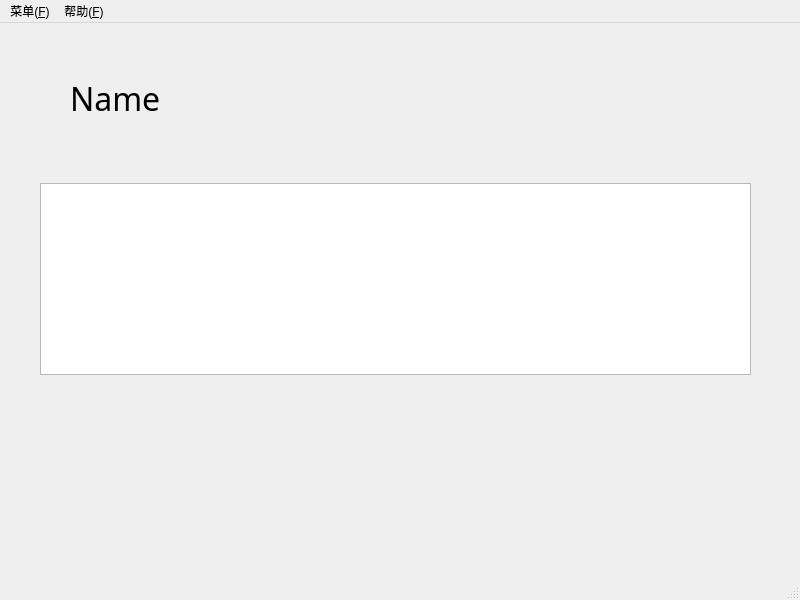
This is managermainwindow.ui in BarryDeng/CPP_CurriculumDesign as Qt 5 draws it before an edit. The edited form follows.
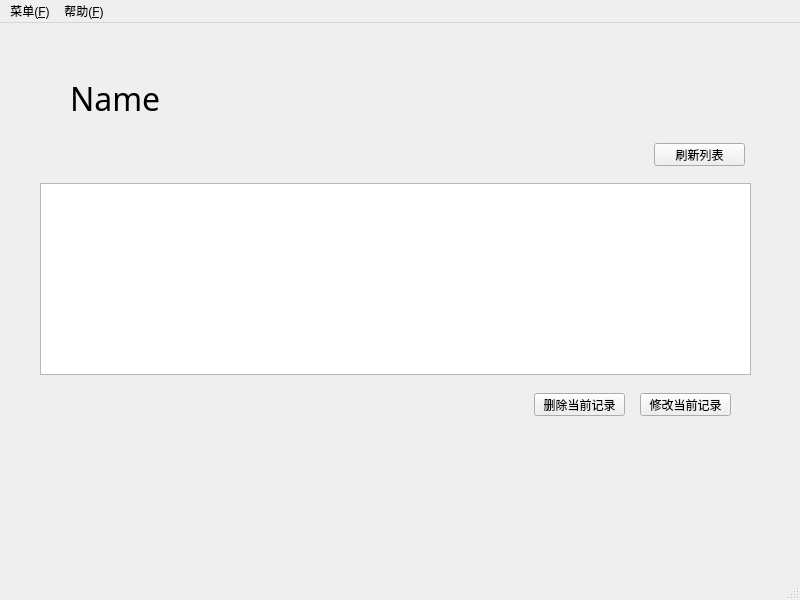
This is the edited form.

```diff
--- a/managermainwindow.ui
+++ b/managermainwindow.ui
@@ -43,6 +43,45 @@
      <string>Name</string>
     </property>
    </widget>
+   <widget class="QPushButton" name="pushButton">
+    <property name="geometry">
+     <rect>
+      <x>654</x>
+      <y>120</y>
+      <width>91</width>
+      <height>23</height>
+     </rect>
+    </property>
+    <property name="text">
+     <string>刷新列表</string>
+    </property>
+   </widget>
+   <widget class="QPushButton" name="pushButton_3">
+    <property name="geometry">
+     <rect>
+      <x>534</x>
+      <y>370</y>
+      <width>91</width>
+      <height>23</height>
+     </rect>
+    </property>
+    <property name="text">
+     <string>删除当前记录</string>
+    </property>
+   </widget>
+   <widget class="QPushButton" name="pushButton_4">
+    <property name="geometry">
+     <rect>
+      <x>640</x>
+      <y>370</y>
+      <width>91</width>
+      <height>23</height>
+     </rect>
+    </property>
+    <property name="text">
+     <string>修改当前记录</string>
+    </property>
+   </widget>
   </widget>
   <widget class="QMenuBar" name="menubar">
    <property name="geometry">
```
Left out of the diff: 14 changed lines with no effect on the pictures.
